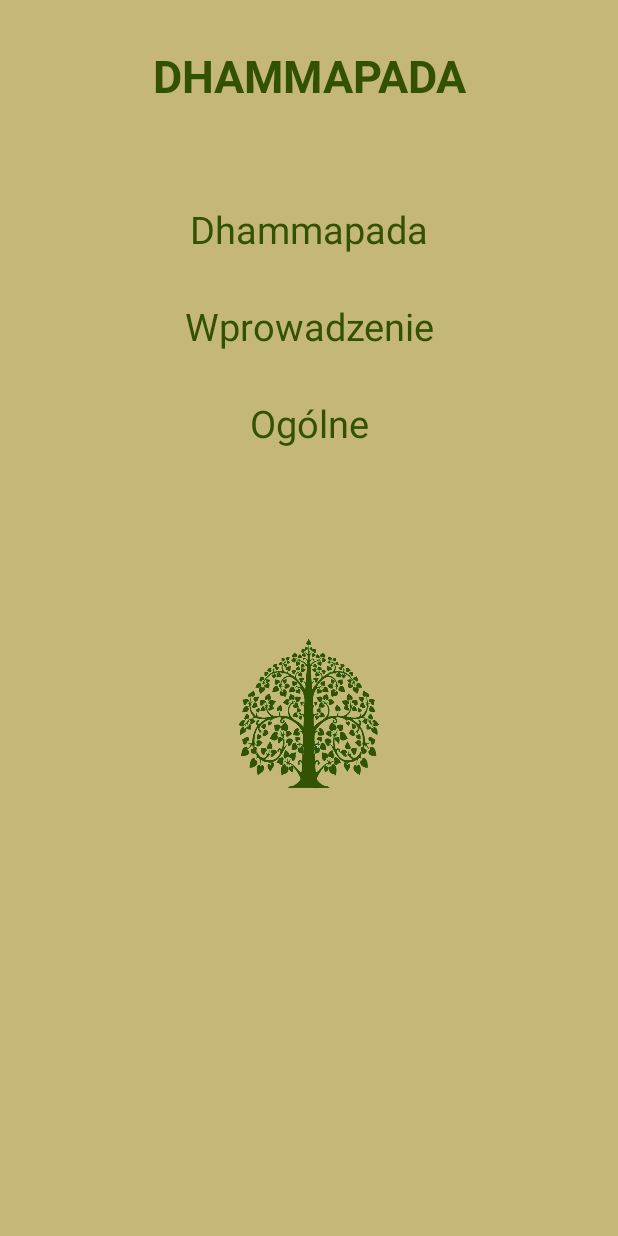
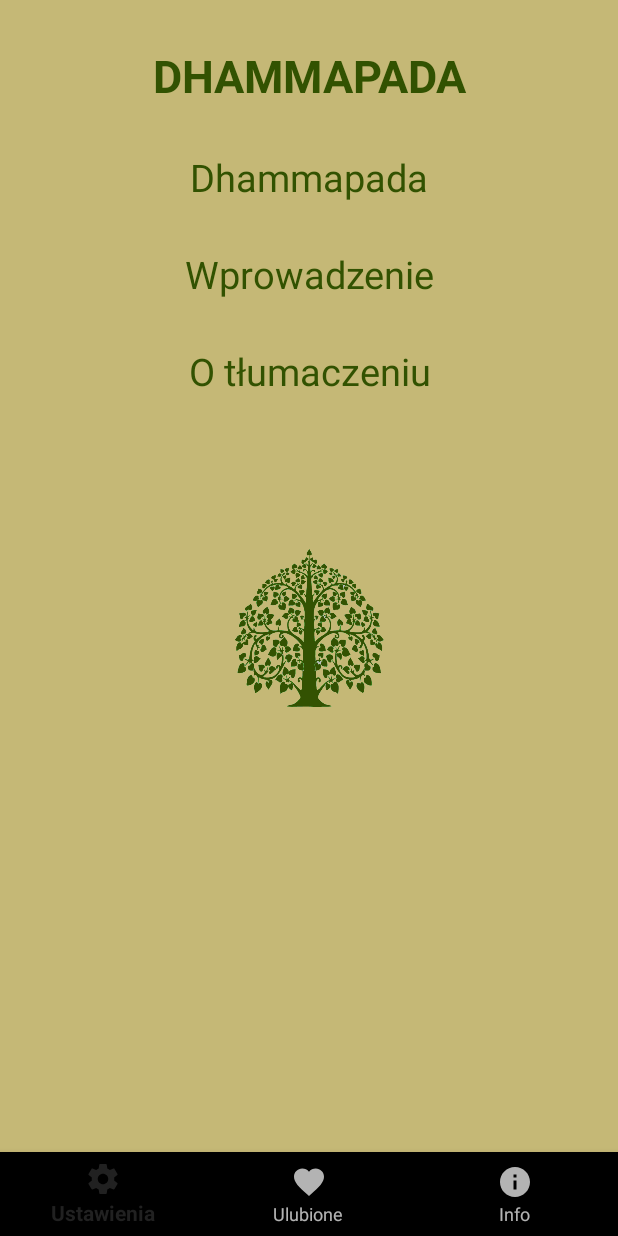
Before and after one commit to mateolas/Dhammapada, an Android app: the screen it shows after launch (MainMenu), on a phone screen of 412 x 824 dp. Run offline under Robolectric (Android 15) with nearby library versions, the phone set to English and light mode, and no system bars.

Commit message:
Added bottom menu - behavior not implemented yet

```diff
--- a/app/build.gradle
+++ b/app/build.gradle
@@ -10,6 +10,7 @@ android {
         versionCode 1
         versionName "1.0"
         testInstrumentationRunner "android.support.test.runner.AndroidJUnitRunner"
+        vectorDrawables.useSupportLibrary = true
     }
     buildTypes {
         release {
@@ -20,6 +21,8 @@ android {
 }
 
 dependencies {
+    implementation 'com.android.support:support-vector-drawable:25.4.0'
+    implementation 'com.android.support:support-v4:25.4.0'
     compile fileTree(dir: 'libs', include: ['*.jar'])
     androidTestCompile('com.android.support.test.espresso:espresso-core:2.2.2', {
         exclude group: 'com.android.support', module: 'support-annotations'
--- a/app/src/main/AndroidManifest.xml
+++ b/app/src/main/AndroidManifest.xml
@@ -19,7 +19,10 @@
         <activity
             android:name=".Chapter_1_Pary"
             android:label="@string/title_activity_chapter_1__pary"
-            android:theme="@style/Theme.AppCompat.NoActionBar"></activity>
+            android:theme="@style/Theme.AppCompat.NoActionBar" />
+        <activity
+            android:name=".MainActivity"
+            android:label="@string/title_activity_main"></activity>
     </application>
 
 </manifest>
--- /dev/null
+++ b/app/src/main/res/drawable/ic_favorite_black_24dp.xml
@@ -0,0 +1,9 @@
+<vector xmlns:android="http://schemas.android.com/apk/res/android"
+        android:width="24dp"
+        android:height="24dp"
+        android:viewportWidth="24.0"
+        android:viewportHeight="24.0">
+    <path
+        android:fillColor="#325201"
+        android:pathData="M12,21.35l-1.45,-1.32C5.4,15.36 2,12.28 2,8.5 2,5.42 4.42,3 7.5,3c1.74,0 3.41,0.81 4.5,2.09C13.09,3.81 14.76,3 16.5,3 19.58,3 22,5.42 22,8.5c0,3.78 -3.4,6.86 -8.55,11.54L12,21.35z"/>
+</vector>
--- /dev/null
+++ b/app/src/main/res/drawable/ic_info_black_24dp.xml
@@ -0,0 +1,9 @@
+<vector xmlns:android="http://schemas.android.com/apk/res/android"
+        android:width="24dp"
+        android:height="24dp"
+        android:viewportWidth="24.0"
+        android:viewportHeight="24.0">
+    <path
+        android:fillColor="#FF000000"
+        android:pathData="M12,2C6.48,2 2,6.48 2,12s4.48,10 10,10 10,-4.48 10,-10S17.52,2 12,2zM13,17h-2v-6h2v6zM13,9h-2L11,7h2v2z"/>
+</vector>
--- /dev/null
+++ b/app/src/main/res/drawable/ic_settings_black_24dp.xml
@@ -0,0 +1,9 @@
+<vector xmlns:android="http://schemas.android.com/apk/res/android"
+        android:width="24dp"
+        android:height="24dp"
+        android:viewportWidth="24.0"
+        android:viewportHeight="24.0">
+    <path
+        android:fillColor="#325201"
+        android:pathData="M19.43,12.98c0.04,-0.32 0.07,-0.64 0.07,-0.98s-0.03,-0.66 -0.07,-0.98l2.11,-1.65c0.19,-0.15 0.24,-0.42 0.12,-0.64l-2,-3.46c-0.12,-0.22 -0.39,-0.3 -0.61,-0.22l-2.49,1c-0.52,-0.4 -1.08,-0.73 -1.69,-0.98l-0.38,-2.65C14.46,2.18 14.25,2 14,2h-4c-0.25,0 -0.46,0.18 -0.49,0.42l-0.38,2.65c-0.61,0.25 -1.17,0.59 -1.69,0.98l-2.49,-1c-0.23,-0.09 -0.49,0 -0.61,0.22l-2,3.46c-0.13,0.22 -0.07,0.49 0.12,0.64l2.11,1.65c-0.04,0.32 -0.07,0.65 -0.07,0.98s0.03,0.66 0.07,0.98l-2.11,1.65c-0.19,0.15 -0.24,0.42 -0.12,0.64l2,3.46c0.12,0.22 0.39,0.3 0.61,0.22l2.49,-1c0.52,0.4 1.08,0.73 1.69,0.98l0.38,2.65c0.03,0.24 0.24,0.42 0.49,0.42h4c0.25,0 0.46,-0.18 0.49,-0.42l0.38,-2.65c0.61,-0.25 1.17,-0.59 1.69,-0.98l2.49,1c0.23,0.09 0.49,0 0.61,-0.22l2,-3.46c0.12,-0.22 0.07,-0.49 -0.12,-0.64l-2.11,-1.65zM12,15.5c-1.93,0 -3.5,-1.57 -3.5,-3.5s1.57,-3.5 3.5,-3.5 3.5,1.57 3.5,3.5 -1.57,3.5 -3.5,3.5z"/>
+</vector>
--- a/app/src/main/res/layout/activity_main_menu.xml
+++ b/app/src/main/res/layout/activity_main_menu.xml
@@ -1,5 +1,7 @@
 <?xml version="1.0" encoding="utf-8"?>
-<LinearLayout xmlns:android="http://schemas.android.com/apk/res/android"
+
+<RelativeLayout xmlns:android="http://schemas.android.com/apk/res/android"
+    xmlns:app="http://schemas.android.com/apk/res-auto"
     xmlns:tools="http://schemas.android.com/tools"
     android:id="@+id/activity_main"
     android:layout_width="match_parent"
@@ -11,6 +13,11 @@
     android:weightSum="1">
 
 
+    <LinearLayout
+        android:orientation="vertical"
+        android:layout_width="match_parent"
+        android:layout_height="wrap_content"
+        android:layout_alignParentBottom="false">
     <TextView
         android:id="@+id/tv_Header"
         android:layout_width="match_parent"
@@ -47,7 +54,7 @@
         android:textAlignment="center" />
 
     <TextView
-        android:text="Ogólne"
+        android:text="O tłumaczeniu"
         android:layout_width="match_parent"
         android:layout_height="wrap_content"
         android:textColor="#325201"
@@ -56,15 +63,26 @@
         android:textAlignment="center"
         android:id="@+id/textView" />
 
+
     <ImageView
         android:id="@+id/imageView"
-        android:layout_width="138dp"
-        android:layout_height="81dp"
+        android:layout_width="161dp"
+        android:layout_height="108dp"
         android:layout_gravity="center"
-        android:layout_marginTop="125dp"
+        android:layout_marginTop="100dp"
+        android:layout_weight="0.06"
+        android:src="@drawable/treedarkergreen"
+        android:visibility="visible" />
+    </LinearLayout>
 
-        android:src="@drawable/treedarkergreen"
-        android:visibility="visible"
-        android:layout_weight="0.06" />
 
-</LinearLayout>
+    <android.support.design.widget.BottomNavigationView
+        android:layout_marginTop="67dp"
+        android:id="@+id/navigation"
+        android:layout_width="match_parent"
+        android:layout_height="wrap_content"
+        android:layout_gravity="center"
+        android:layout_alignParentBottom="true"
+        app:menu="@menu/navigation" />
+
+</RelativeLayout>
--- a/app/src/main/res/layout/listview_row.xml
+++ b/app/src/main/res/layout/listview_row.xml
@@ -12,11 +12,15 @@
         android:orientation="vertical">
 
         <TextView
+            android:textColor="#325201"
             android:id="@+id/sentenceTextID"
             android:layout_width="match_parent"
             android:layout_height="wrap_content"
             android:text="TextView"
-            android:textSize="18sp"/>
+            android:textSize="16sp"
+            android:layout_marginTop="5dp"
+            android:layout_marginBottom="5dp"
+            />
 
     </LinearLayout>
 </LinearLayout>
--- /dev/null
+++ b/app/src/main/res/menu/navigation.xml
@@ -0,0 +1,20 @@
+<?xml version="1.0" encoding="utf-8"?>
+<menu xmlns:android="http://schemas.android.com/apk/res/android">
+
+    <item
+        android:id="@+id/navigation_ustawienia"
+        android:icon="@drawable/ic_settings_black_24dp"
+        android:title="Ustawienia" />
+
+    <item
+        android:id="@+id/navigation_ulubione"
+        android:icon="@drawable/ic_favorite_black_24dp"
+        android:title="Ulubione" />
+
+    <item
+        android:id="@+id/navigation_info"
+        android:icon="@drawable/ic_info_black_24dp"
+        android:title="Info" />
+
+
+</menu>
--- a/build.gradle
+++ b/build.gradle
@@ -3,10 +3,13 @@
 buildscript {
     repositories {
         jcenter()
+        maven {
+            url 'https://maven.google.com/'
+            name 'Google'
+        }
     }
     dependencies {
         classpath 'com.android.tools.build:gradle:3.0.0'
-
         // NOTE: Do not place your application dependencies here; they belong
         // in the individual module build.gradle files
     }
@@ -15,6 +18,7 @@ buildscript {
 allprojects {
     repositories {
         jcenter()
+        google()
     }
 }
 
```
Also changed, not shown: app/src/main/java/com/studio/skyline/dhammapada/Chapter_1_Pary.java (+7 -16 lines), app/src/main/java/com/studio/skyline/dhammapada/Fragment_Ustawienia.java (added, +108 -0 lines), app/src/main/java/com/studio/skyline/dhammapada/MainActivity.java (added, +44 -0 lines), app/src/main/res/drawable/ic_dashboard_black_24dp.xml (added, +9 -0 lines), app/src/main/res/drawable/ic_home_black_24dp.xml (added, +9 -0 lines), app/src/main/res/drawable/ic_notifications_black_24dp.xml (added, +9 -0 lines), app/src/main/res/layout/activity_main.xml (added, +23 -0 lines), app/src/main/res/layout/fragment_ustawienia.xml (added, +23 -0 lines), app/src/main/res/values/strings.xml (+7 -0 lines).
